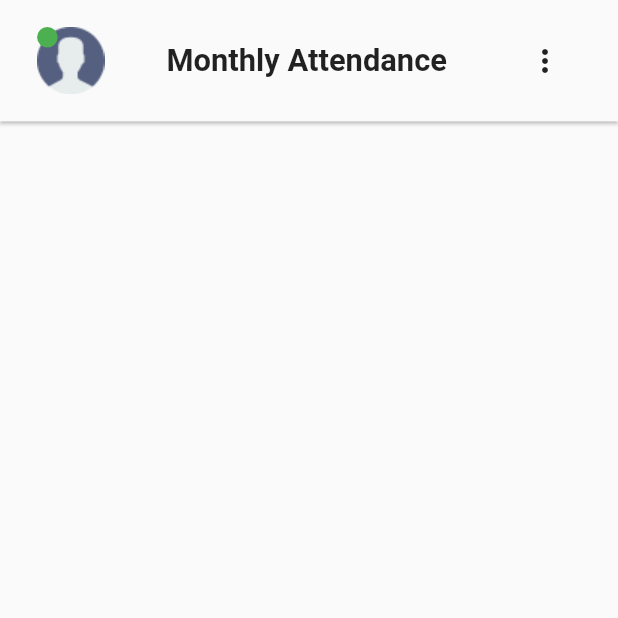
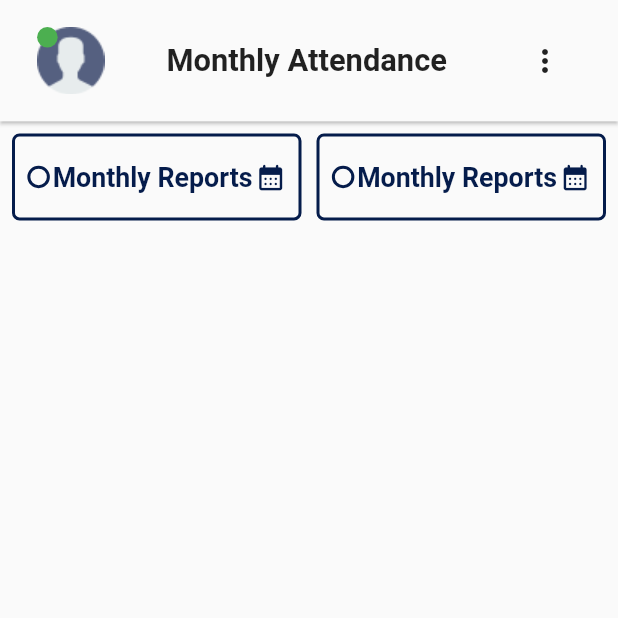
Before and after one commit to nayon-coders/HRM-Managemant-Asia-Soliution, a Flutter app: the MonthluAttendance screen opened directly, on a phone screen of 412 x 824 dp, the top half of it. Run offline on Flutter 3.47's test engine with Material 2 defaults, Android fonts, the phone set to English and light mode, and no system bars; our stand-ins replace dropdown_button2, sizer; missing offline and left inert: flutter_analog_clock, phlox_animations.

Commit message:
add search type button

```diff
--- a/lib/view/monthly attendance/monthly-attendance.dart
+++ b/lib/view/monthly attendance/monthly-attendance.dart
@@ -1,6 +1,7 @@
 import 'package:flutter/cupertino.dart';
 import 'package:flutter/material.dart';
 import 'package:hrm_management/view/global-widget/top-bar.dart';
+import 'package:hrm_management/view/monthly%20attendance/widget/search-type-button.dart';
 
 class MonthluAttendance extends StatefulWidget {
   const MonthluAttendance({Key? key}) : super(key: key);
@@ -17,6 +18,17 @@ class _MonthluAttendanceState extends State<MonthluAttendance> {
           body: Column(
             children: [
               TopBar(pageName: "Monthly Attendance"),
+
+              Padding(
+                padding: const EdgeInsets.all(8.0),
+                child: Row(
+                  children: [
+                    MonthlyattendanceSearchButton(),
+                    SizedBox(width: 10,),
+                    MonthlyattendanceSearchButton(),
+                  ],
+                ),
+              )
             ],
           ),
         )
--- /dev/null
+++ b/lib/view/monthly attendance/widget/search-type-button.dart
@@ -0,0 +1,49 @@
+import 'package:flutter/cupertino.dart';
+import 'package:flutter/material.dart';
+import 'package:hrm_management/Utility/color.dart';
+import 'package:sizer/sizer.dart';
+
+class MonthlyattendanceSearchButton extends StatelessWidget {
+  const MonthlyattendanceSearchButton({Key? key}) : super(key: key);
+
+  @override
+  Widget build(BuildContext context) {
+    return Expanded(
+      child: Container(
+        padding: EdgeInsets.only(top: 2.h, bottom: 2.h),
+        decoration: BoxDecoration(
+          color: Colors.transparent,
+          borderRadius: BorderRadius.circular(5),
+          border: Border.all(width: 2, color: appColors.mainColor),
+        ),
+        child: Padding(
+          padding: EdgeInsets.only(left: 1.h, right: 1.h),
+          child: Row(
+            mainAxisAlignment: MainAxisAlignment.spaceBetween,
+            children: [
+              Container(
+                height: 15,
+                width: 15,
+                decoration: BoxDecoration(
+                  borderRadius: BorderRadius.circular(100),
+                  border: Border.all(width: 2, color: appColors.mainColor),
+                ),
+              ),
+              Text("Monthly Reports",
+              style: TextStyle(
+                color: appColors.mainColor,
+                fontSize: 13.sp,
+                fontWeight: FontWeight.w600,
+              ),),
+              Icon(
+                Icons.calendar_month_rounded,
+                size: 15.sp,
+                color: appColors.mainColor,
+              )
+            ],
+          ),
+        ),
+      ),
+    );
+  }
+}
```
Also changed, not shown: pubspec.lock.
